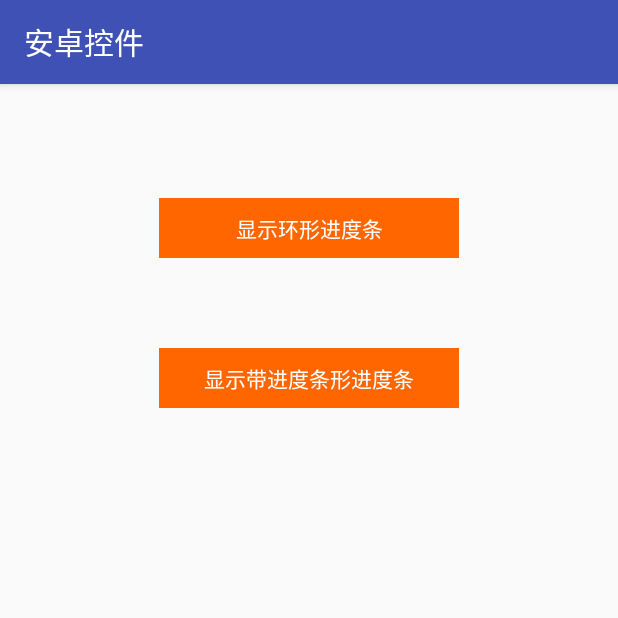
After one commit to zzx752904457/AndroidWidget, an Android app: the ProgressDialogActivity screen opened directly, with no data from a screen before it, on a phone screen of 412 x 824 dp, the top half of it. The commit adds this screen. Run offline under Robolectric (Android 15) with nearby library versions, the phone set to English and light mode, and no system bars.

Commit message:
更新“ProgressDialog”介绍

```diff
--- a/app/src/main/AndroidManifest.xml
+++ b/app/src/main/AndroidManifest.xml
@@ -6,8 +6,8 @@
     <uses-permission android:name="android.permission.VIBRATE" />
 
     <application
+        android:name=".application.MyApplication"
         android:allowBackup="true"
-        android:name=".application.MyApplication"
         android:icon="@mipmap/make"
         android:label="@string/app_name"
         android:supportsRtl="true"
@@ -33,7 +33,8 @@
         <activity android:name=".activities.NumberPickerActivity" />
         <activity android:name=".activities.SearchViewActivity" />
         <activity android:name=".activities.NotificationActivity" />
-        <activity android:name=".activities.PopupWindowActivity"></activity>
+        <activity android:name=".activities.PopupWindowActivity" />
+        <activity android:name=".activities.ProgressDialogActivity"></activity>
     </application>
 
 </manifest>
--- a/app/src/main/java/githubzzx752904457/com/androidwidget/MainActivity.java
+++ b/app/src/main/java/githubzzx752904457/com/androidwidget/MainActivity.java
@@ -17,6 +17,7 @@ import githubzzx752904457.com.androidwidget.activities.DatePickerActivity;
 import githubzzx752904457.com.androidwidget.activities.NotificationActivity;
 import githubzzx752904457.com.androidwidget.activities.NumberPickerActivity;
 import githubzzx752904457.com.androidwidget.activities.PopupWindowActivity;
+import githubzzx752904457.com.androidwidget.activities.ProgressDialogActivity;
 import githubzzx752904457.com.androidwidget.activities.SearchViewActivity;
 import githubzzx752904457.com.androidwidget.activities.SeekBarAndRatingBarActivity;
 import githubzzx752904457.com.androidwidget.activities.StackViewActivity;
@@ -105,6 +106,10 @@ public class MainActivity extends AppCompatActivity {
                         intent = new Intent(getContext(), PopupWindowActivity.class);
                         startActivity(intent);
                         break;
+                    case 13:
+                        intent = new Intent(getContext(), ProgressDialogActivity.class);
+                        startActivity(intent);
+                        break;
                 }
             }
         });
@@ -125,6 +130,7 @@ public class MainActivity extends AppCompatActivity {
         resList.add("SearchView");
         resList.add("Notification");
         resList.add("PopupWindow");
+        resList.add("ProgressDialog");
     }
 
     private Context getContext(){
--- /dev/null
+++ b/app/src/main/java/githubzzx752904457/com/androidwidget/activities/ProgressDialogActivity.java
@@ -0,0 +1,81 @@
+package githubzzx752904457.com.androidwidget.activities;
+
+import android.app.ProgressDialog;
+import android.content.DialogInterface;
+import android.os.Handler;
+import android.os.Message;
+import android.support.v7.app.AppCompatActivity;
+import android.os.Bundle;
+import android.view.View;
+
+import githubzzx752904457.com.androidwidget.R;
+
+public class ProgressDialogActivity extends AppCompatActivity {
+    private ProgressDialog progressDialog;
+    private int progress;
+
+    @Override
+    protected void onCreate(Bundle savedInstanceState) {
+        super.onCreate(savedInstanceState);
+        setContentView(R.layout.activity_progressdialog);
+
+        initProgressDialog();
+    }
+
+    /**
+     * 用静态方法创建普通环形进度条
+     * @param view
+     */
+    public void showNormalDialog(View view){
+        ProgressDialog.show(this, "环形进度条", "任务执行中", false, true);
+    }
+
+    public void showHorizontalDialog(View view){
+        progressDialog.show();
+        handler.sendEmptyMessageDelayed(0, 500);
+    }
+
+    private void initProgressDialog(){
+        progressDialog = new ProgressDialog(this);
+        progressDialog.setProgressStyle(ProgressDialog.STYLE_HORIZONTAL);
+        /**
+         * 自定义显示格式：
+         * 当前进度填入%1d位置，总数填入%2d。
+         * 这个方法是自动填充的,只要在初始化时，加上这一句，
+         * 调用progressDialog.setMax(int )后会自动将总数填入%2d.
+         * 同理,调用progressDialog.setProgress(int )后会自动将当前进度填入%1d.
+         */
+        progressDialog.setProgressNumberFormat("%1d M/%2d M");
+        progressDialog.setMax(1024);
+        progressDialog.setTitle("任务执行中");
+        progressDialog.setMessage("任务完成进度");
+        progressDialog.setCancelable(true);
+        progressDialog.setOnDismissListener(new DialogInterface.OnDismissListener() {
+            @Override
+            public void onDismiss(DialogInterface dialog) {
+                progress = 0 ;
+                progressDialog.setProgress(progress);
+            }
+        });
+        //设置ProgressDialog显示进度
+        progressDialog.setIndeterminate(false);
+    }
+
+    private Handler handler = new Handler(){
+        @Override
+        public void handleMessage(Message msg) {
+            if (msg.what == 0){
+                progress++;
+                if (progress > 1024){
+                    progressDialog.dismiss();
+                }else {
+                    progressDialog.setProgress(progress);
+                    if (progressDialog.isShowing()){
+                        handler.sendEmptyMessageDelayed(0, 500);
+                    }
+                }
+            }
+        }
+    };
+
+}
--- /dev/null
+++ b/app/src/main/res/layout/activity_progressdialog.xml
@@ -0,0 +1,35 @@
+<?xml version="1.0" encoding="utf-8"?>
+<LinearLayout xmlns:android="http://schemas.android.com/apk/res/android"
+    xmlns:tools="http://schemas.android.com/tools"
+    android:layout_width="match_parent"
+    android:layout_height="match_parent"
+    android:paddingBottom="@dimen/activity_vertical_margin"
+    android:paddingLeft="@dimen/activity_horizontal_margin"
+    android:paddingRight="@dimen/activity_horizontal_margin"
+    android:paddingTop="@dimen/activity_vertical_margin"
+    android:orientation="vertical"
+    tools:context="githubzzx752904457.com.androidwidget.activities.ProgressDialogActivity">
+
+    <TextView
+        android:layout_width="200dp"
+        android:layout_height="40dp"
+        android:onClick="showNormalDialog"
+        android:background="@color/orange"
+        android:textColor="@color/white"
+        android:text="显示环形进度条"
+        android:gravity="center"
+        android:layout_gravity="center_horizontal"
+        android:layout_marginTop="60dp"/>
+
+    <TextView
+        android:layout_width="200dp"
+        android:layout_height="40dp"
+        android:onClick="showHorizontalDialog"
+        android:background="@color/orange"
+        android:textColor="@color/white"
+        android:text="显示带进度条形进度条"
+        android:gravity="center"
+        android:layout_gravity="center_horizontal"
+        android:layout_marginTop="60dp"/>
+
+</LinearLayout>
```
